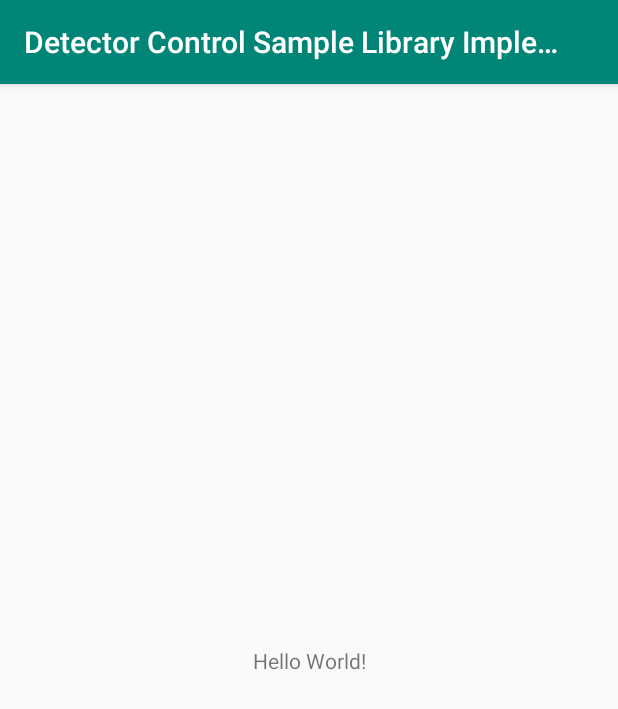
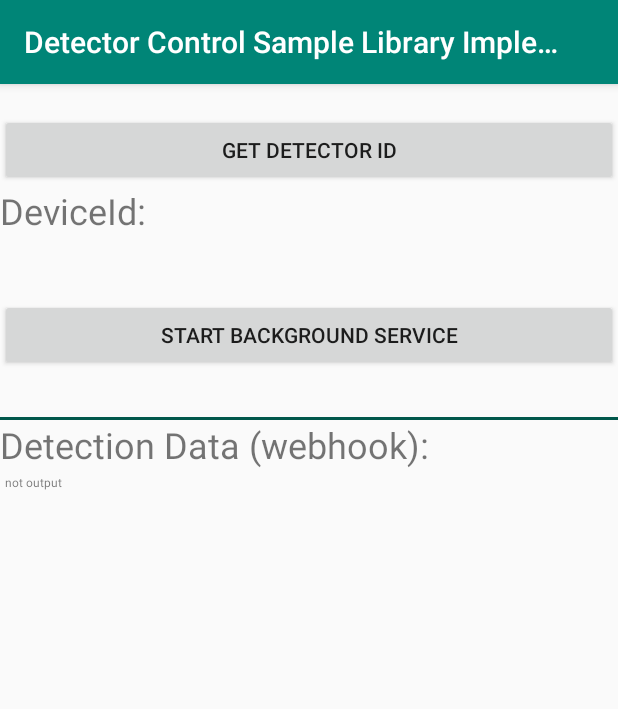
Before and after one commit to matrix-io/android-tracker-control-sample, an Android app: the screen it shows after launch (MainActivity), on a phone screen of 412 x 824 dp. Shown: the top 709 px of the screen. Run offline under Robolectric (Android 15) with nearby library versions, the phone set to English and light mode, and no system bars; libraries missing offline, so code that uses them is left out: admobilize.adtrackerlib.control; 2 statements that could not run were skipped.

Commit message:
implemented basic UI with library schema

```diff
--- a/sample_lib/src/main/java/com/admobilize/tracker/sample_lib/MainActivity.java
+++ b/sample_lib/src/main/java/com/admobilize/tracker/sample_lib/MainActivity.java
@@ -3,6 +3,9 @@ package com.admobilize.tracker.sample_lib;
 import android.support.v7.app.AppCompatActivity;
 import android.os.Bundle;
 import android.util.Log;
+import android.view.View;
+import android.widget.Button;
+import android.widget.TextView;
 
 import admobilize.adtrackerlib.control.ConfigManager;
 import admobilize.adtrackerlib.control.OnDetectorActionListener;
@@ -12,11 +15,21 @@ public class MainActivity extends AppCompatActivity {
     public static final String TAG = MainActivity.class.getSimpleName();
 
     private ConfigManager configManager;
+    private Button btnStartStopService;
+    private TextView tvDeviceId;
+    private TextView tvStatus;
+    private TextView tvWebhookData;
+    private boolean toggle=true;
 
     @Override
     protected void onCreate(Bundle savedInstanceState) {
         super.onCreate(savedInstanceState);
         setContentView(R.layout.activity_main);
+
+        btnStartStopService = findViewById(R.id.btn_start_stop);
+        tvDeviceId          = findViewById(R.id.tv_deviceId);
+        tvStatus            = findViewById(R.id.tv_status);
+        tvWebhookData       = findViewById(R.id.tv_webhook_data);
 
         OnDetectorActionListener onDetectorActionListener = new OnDetectorActionListener() {
 
@@ -41,6 +54,10 @@ public class MainActivity extends AppCompatActivity {
             public void onServiceStart() {
 
                 Log.d(TAG,"onServiceStart");
+                btnStartStopService.setText("STOP BACKGROUND SERVICE");
+                toggle=false;
+                btnStartStopService.setEnabled(true);
+                tvStatus.setText("");
 
             }
 
@@ -48,6 +65,10 @@ public class MainActivity extends AppCompatActivity {
             public void onServiceStop(String msg) {
 
                 Log.d(TAG,"onServiceStop: "+msg);
+                btnStartStopService.setText("START BACKGROUND SERVICE");
+                toggle=true;
+                btnStartStopService.setEnabled(true);
+                tvStatus.setText("");
 
             }
 
@@ -65,17 +86,28 @@ public class MainActivity extends AppCompatActivity {
             public void onDetectorId(String detectorId) {
 
                 Log.d(TAG,"onDetectorId: "+detectorId);
-                configManager.setServiceStart();
+                tvDeviceId.setText(detectorId);
 
             }
 
             @Override
             public void onDetectorData(String data) {
-
+                if(data!=null){
+                    Log.d(TAG,"display webhook..");
+                    int length = data.length();
+                    tvWebhookData.setText(StringUtils.formatString(data, 0, length));
+                }
             }
         };
 
         configManager = new ConfigManager(this, onDetectorActionListener);
+
+        btnStartStopService.setOnClickListener(new View.OnClickListener() {
+            @Override
+            public void onClick(View view) {
+                configManager.setServiceEnable(toggle);
+            }
+        });
 
     }
 
--- a/sample_lib/src/main/res/layout/activity_main.xml
+++ b/sample_lib/src/main/res/layout/activity_main.xml
@@ -1,18 +1,89 @@
 <?xml version="1.0" encoding="utf-8"?>
-<android.support.constraint.ConstraintLayout xmlns:android="http://schemas.android.com/apk/res/android"
-    xmlns:app="http://schemas.android.com/apk/res-auto"
+<RelativeLayout xmlns:android="http://schemas.android.com/apk/res/android"
     xmlns:tools="http://schemas.android.com/tools"
     android:layout_width="match_parent"
     android:layout_height="match_parent"
     tools:context=".MainActivity">
 
+    <Button
+        android:id="@+id/btn_get_device_id"
+        android:layout_width="match_parent"
+        android:layout_height="wrap_content"
+        android:layout_marginTop="20dp"
+        android:text="GET DETECTOR ID" />
+
     <TextView
+        android:id="@+id/tv_deviceId_hint"
         android:layout_width="wrap_content"
         android:layout_height="wrap_content"
-        android:text="Hello World!"
-        app:layout_constraintBottom_toBottomOf="parent"
-        app:layout_constraintLeft_toLeftOf="parent"
-        app:layout_constraintRight_toRightOf="parent"
-        app:layout_constraintTop_toTopOf="parent" />
+        android:layout_below="@id/btn_get_device_id"
+        android:text="DeviceId:"
+        android:textSize="24sp" />
 
-</android.support.constraint.ConstraintLayout>
+    <TextView
+        android:id="@+id/tv_deviceId"
+        android:layout_width="match_parent"
+        android:layout_height="wrap_content"
+        android:layout_below="@id/tv_deviceId_hint"
+        android:layout_marginTop="1dp"
+        android:text=""
+        android:textSize="19sp" />
+
+
+    <Button
+        android:id="@+id/btn_start_stop"
+        android:layout_width="match_parent"
+        android:layout_height="wrap_content"
+        android:layout_below="@id/tv_deviceId"
+        android:layout_marginTop="15dp"
+        android:text="start background service" />
+
+
+    <TextView
+        android:id="@+id/tv_status"
+        android:layout_width="match_parent"
+        android:layout_height="wrap_content"
+        android:layout_below="@id/btn_start_stop"
+        android:layout_marginTop="1dp"
+        android:text=""
+        android:textAlignment="center"
+        android:textSize="19sp" />
+
+
+    <RelativeLayout
+        android:id="@+id/ll_seperator"
+        android:layout_width="match_parent"
+        android:layout_height="2dp"
+        android:layout_below="@id/tv_status"
+        android:layout_marginTop="3dp"
+        android:background="@color/colorPrimaryDark">
+
+    </RelativeLayout>
+
+
+    <TextView
+        android:id="@+id/tv_webhook_hint"
+        android:layout_width="wrap_content"
+        android:layout_height="wrap_content"
+        android:layout_below="@id/ll_seperator"
+        android:text="Detection Data (webhook):"
+        android:textSize="24sp" />
+
+    <ScrollView
+        android:id="@+id/sv_webhook_data"
+        android:layout_width="match_parent"
+        android:layout_height="wrap_content"
+        android:layout_alignParentBottom="true"
+        android:layout_below="@id/tv_webhook_hint"
+        android:layout_margin="3dp">
+
+        <TextView
+            android:id="@+id/tv_webhook_data"
+            android:layout_width="match_parent"
+            android:layout_height="wrap_content"
+            android:text="not output"
+            android:textSize="8sp" />
+
+    </ScrollView>
+
+</RelativeLayout>
```
